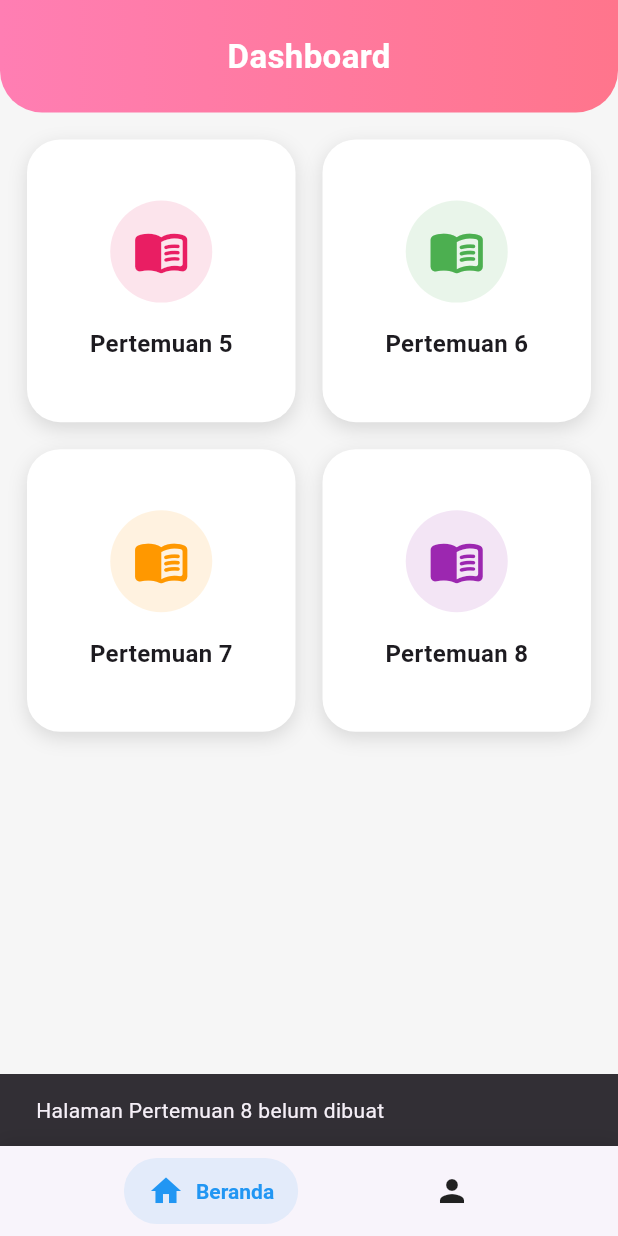
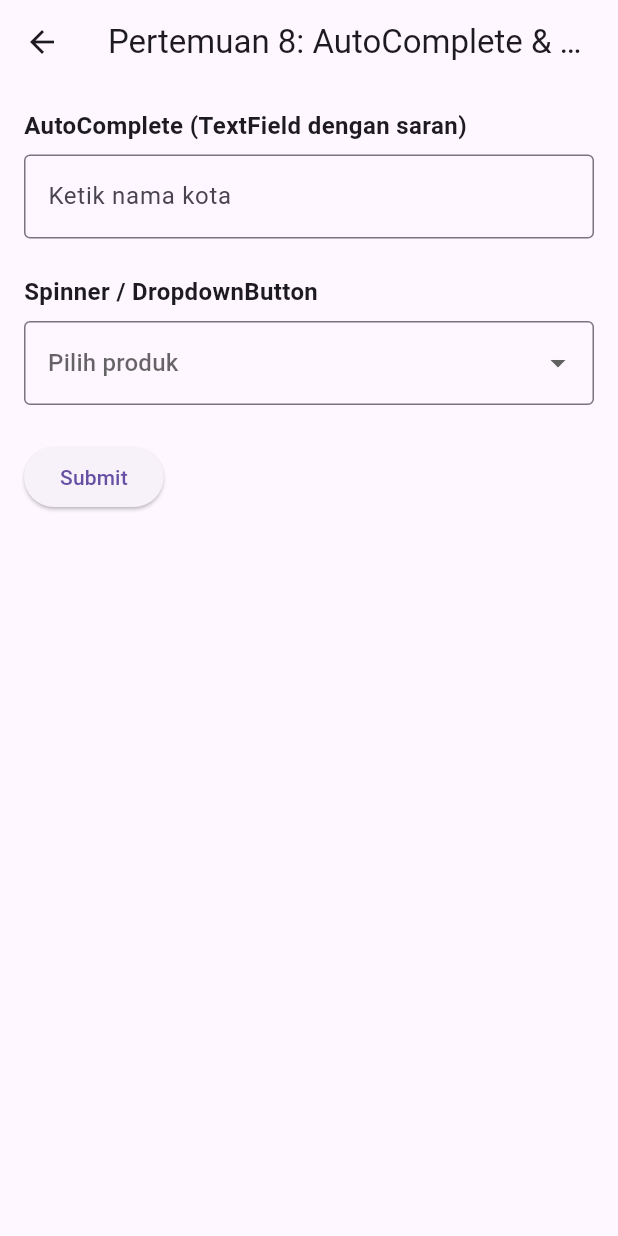
Before and after one commit to auraadiana22/MobileProgramming_p7, a Flutter app: the screen it shows after launch, after a tap on "Pertemuan 8", on a phone screen of 412 x 824 dp. Run offline on Flutter 3.47's test engine with Material 3 defaults, Android fonts, the phone set to English and light mode, and no system bars; drawn by our look-alikes of salomon_bottom_bar.

Commit message:
Modified: lib/pertemuan/pertemuan8.dart Modified: lib/page/beranda_page.dart

```diff
--- a/lib/page/beranda_page.dart
+++ b/lib/page/beranda_page.dart
@@ -3,6 +3,8 @@ import '../main.dart';
 import '../pertemuan/pertemuan5.dart';
 import '../pertemuan/pertemuan6.dart';
 import '../pertemuan/pertemuan7.dart';
+import '../pertemuan/pertemuan8.dart';
+import '../pertemuan/pertemuan9.dart';
 
 class BerandaPage extends StatelessWidget {
   final ProfileData profile;
@@ -46,8 +48,19 @@ class BerandaPage extends StatelessWidget {
         title: "Pertemuan 8",
         color: Colors.purple,
         onTap: () {
-          ScaffoldMessenger.of(context).showSnackBar(
-            const SnackBar(content: Text("Halaman Pertemuan 8 belum dibuat")),
+          Navigator.push(
+            context,
+            MaterialPageRoute(builder: (_) => const Pertemuan8Page()),
+          );
+        },
+      ),
+      _DashboardItem(
+        title: "Pertemuan 9",
+        color: Colors.blue,
+        onTap: () {
+          Navigator.push(
+            context,
+            MaterialPageRoute(builder: (_) => const Pertemuan9Page()),
           );
         },
       ),
--- a/lib/pertemuan/pertemuan8.dart
+++ b/lib/pertemuan/pertemuan8.dart
@@ -0,0 +1,105 @@
+import 'package:flutter/material.dart';
+
+class Pertemuan8Page extends StatefulWidget {
+  const Pertemuan8Page({super.key});
+
+  @override
+  State<Pertemuan8Page> createState() => _Pertemuan8PageState();
+}
+
+class _Pertemuan8PageState extends State<Pertemuan8Page> {
+  // Data contoh
+  final List<String> cities = [
+    'Jakarta',
+    'Bandung',
+    'Surabaya',
+    'Medan',
+    'Yogyakarta',
+    'Bali',
+  ];
+
+  final List<String> products = [
+    'Laptop',
+    'Smartphone',
+    'Tablet',
+    'Keyboard',
+    'Mouse',
+  ];
+
+  String? selectedCity;
+  String? selectedProduct;
+  final TextEditingController _autocompleteController = TextEditingController();
+
+  @override
+  Widget build(BuildContext context) {
+    return Scaffold(
+      appBar: AppBar(title: const Text('Pertemuan 8: AutoComplete & Spinner')),
+      body: Padding(
+        padding: const EdgeInsets.all(16.0),
+        child: Column(
+          crossAxisAlignment: CrossAxisAlignment.start,
+          children: [
+            const Text(
+              'AutoComplete (TextField dengan saran)',
+              style: TextStyle(fontSize: 16, fontWeight: FontWeight.bold),
+            ),
+            const SizedBox(height: 8),
+            Autocomplete<String>(
+              optionsBuilder: (TextEditingValue value) {
+                if (value.text.isEmpty) return const Iterable<String>.empty();
+                return cities.where(
+                  (city) =>
+                      city.toLowerCase().contains(value.text.toLowerCase()),
+                );
+              },
+              onSelected: (value) {
+                _autocompleteController.text = value;
+              },
+              fieldViewBuilder:
+                  (context, controller, focusNode, onEditingComplete) {
+                    return TextField(
+                      controller: controller,
+                      focusNode: focusNode,
+                      decoration: const InputDecoration(
+                        border: OutlineInputBorder(),
+                        hintText: 'Ketik nama kota',
+                      ),
+                    );
+                  },
+            ),
+            const SizedBox(height: 24),
+            const Text(
+              'Spinner / DropdownButton',
+              style: TextStyle(fontSize: 16, fontWeight: FontWeight.bold),
+            ),
+            const SizedBox(height: 8),
+            DropdownButtonFormField<String>(
+              value: selectedProduct,
+              items: products.map((prod) {
+                return DropdownMenuItem<String>(value: prod, child: Text(prod));
+              }).toList(),
+              onChanged: (value) {
+                setState(() {
+                  selectedProduct = value;
+                });
+              },
+              hint: const Text('Pilih produk'),
+              decoration: const InputDecoration(border: OutlineInputBorder()),
+            ),
+            const SizedBox(height: 24),
+            ElevatedButton(
+              onPressed: () {
+                final city = _autocompleteController.text;
+                final product = selectedProduct ?? 'Belum dipilih';
+                ScaffoldMessenger.of(context).showSnackBar(
+                  SnackBar(content: Text('Kota: $city, Produk: $product')),
+                );
+              },
+              child: const Text('Submit'),
+            ),
+          ],
+        ),
+      ),
+    );
+  }
+}
```
